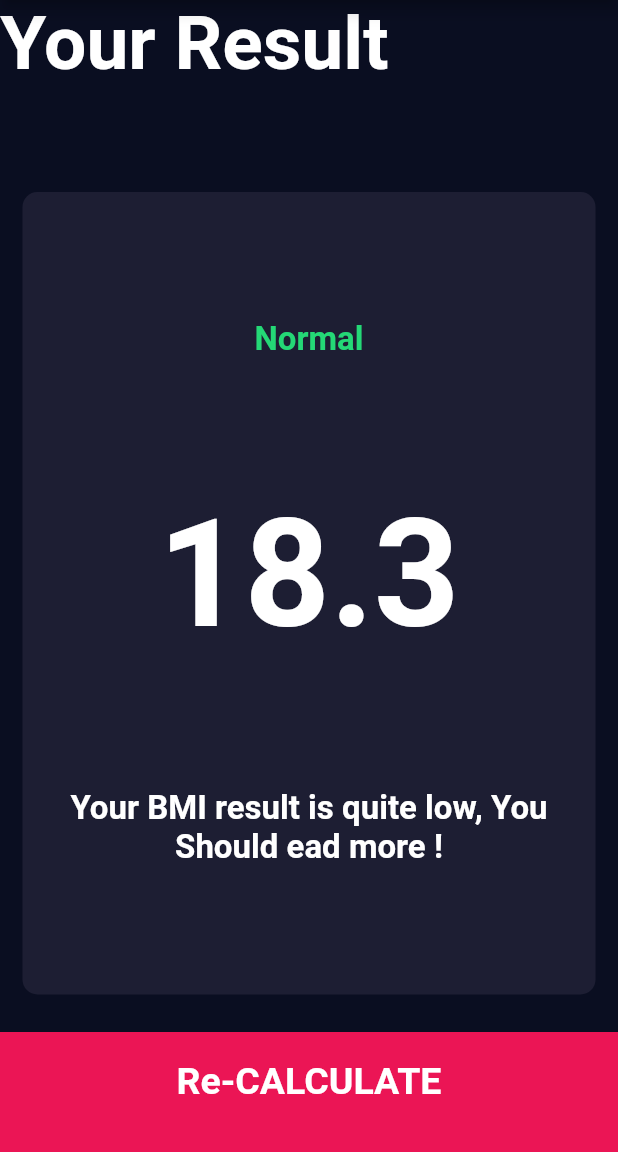
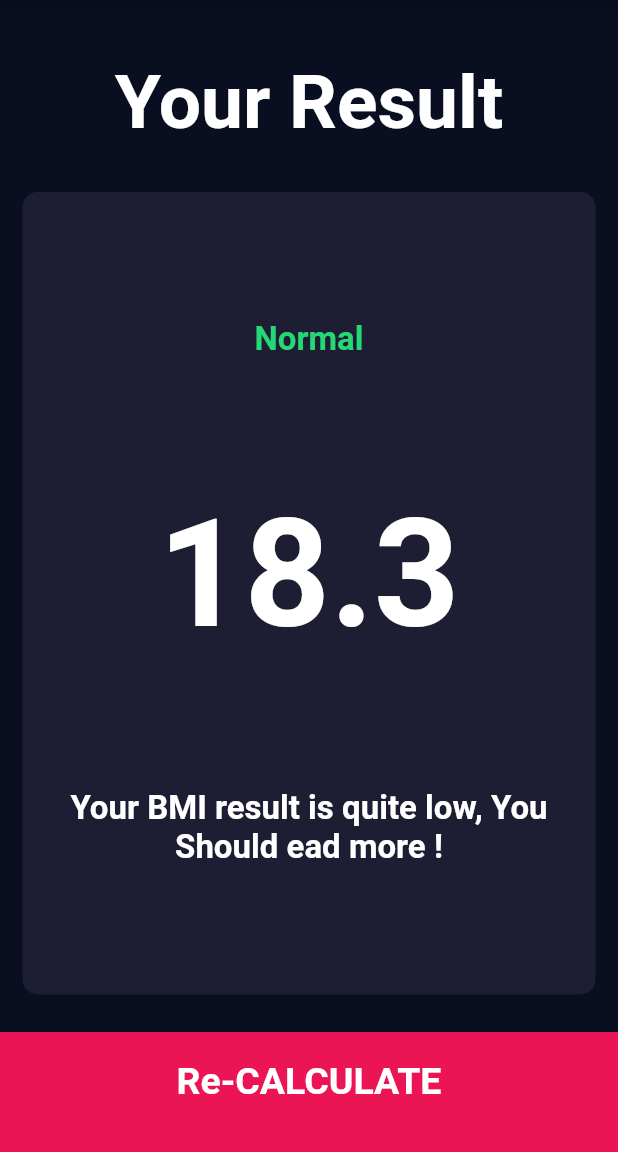
Before and after one commit to MaahiSinghGit/bmi_calculator_flutter, a Flutter app: the ResultsPage screen opened directly, on a phone screen of 412 x 824 dp, the part 84-1236 px from its top. Run offline on Flutter 3.47's test engine with Material 2 defaults, Android fonts, the phone set to English and light mode, and no system bars; our stand-ins replace font_awesome_flutter.

```diff
--- a/lib/screens/result_page.dart
+++ b/lib/screens/result_page.dart
@@ -19,8 +19,11 @@ class ResultsPage extends StatelessWidget {
         children: [
           Expanded(
             child: Container(
+              padding: EdgeInsets.all(15.0),
+              alignment: Alignment.bottomCenter,
               child: Text(
                 'Your Result',
+                textAlign: TextAlign.center,
                 style: kTitleTextStyle,
               ),
             ),
@@ -53,10 +56,7 @@ class ResultsPage extends StatelessWidget {
           ),
           BottomButton(
             onTap: () {
-              Navigator.push(context,
-                MaterialPageRoute(builder: (context) => ResultsPage(),
-                ),
-              );
+             Navigator.pop(context);
             },
             BottomTitle: 'Re-CALCULATE',
           ),
```
